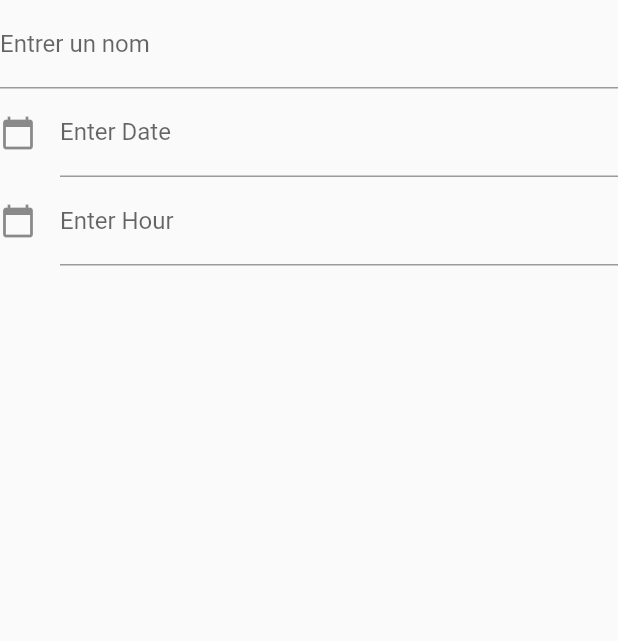
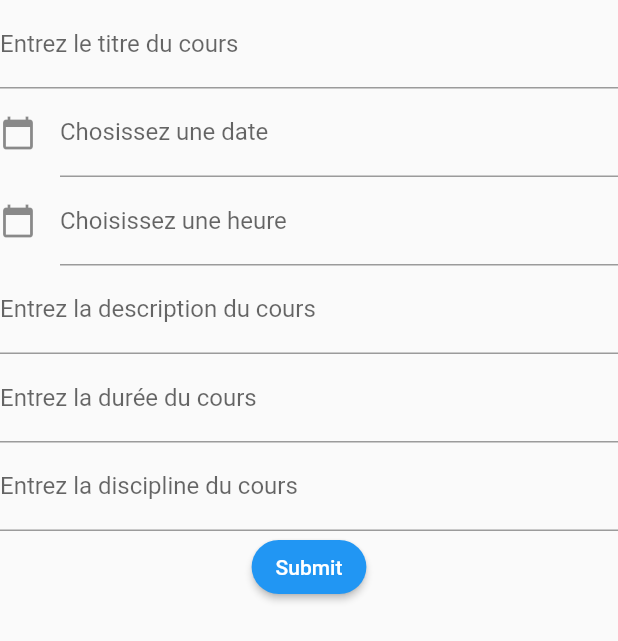
Before and after one commit to DuarteJules/Flutter_Ecurie, a Flutter app: the CourseForm widget shown alone on an empty page, opened directly, on a phone screen of 412 x 824 dp. Shown: the top 641 px of the screen. Run offline on Flutter 3.47's test engine with Material 2 defaults, Android fonts, the phone set to English and light mode, and no system bars; our stand-ins replace flutter_dotenv, font_awesome_flutter; missing offline and left inert: mongo_dart; accounts and stored records are empty.

Commit message:
form for creating courses by user

```diff
--- a/lib/models/course.dart
+++ b/lib/models/course.dart
@@ -2,12 +2,14 @@ class Course{
   late String title;
   late String description;
   late DateTime date;
+  late String hour;
   late int duration;
   late String discipline;
   late String place;
   late bool status;
   late String teacher;
-  late Object participants;
+  late List participants;
+  late DateTime createdAt;
 
   Course(this.title, this.description, this.date, this.duration,
       this.discipline, this.place, this.status);
--- a/lib/widgets/course_form.dart
+++ b/lib/widgets/course_form.dart
@@ -1,5 +1,10 @@
 import 'package:flutter/material.dart';
 import 'package:intl/intl.dart';
+
+import '../providers/mongodb.dart';
+
+// instance of MongoDB
+var mongodb = DBConnection.getInstance();
 
 class CourseForm extends StatefulWidget {
   const CourseForm({Key? key}) : super(key: key);
@@ -10,20 +15,50 @@ class CourseForm extends StatefulWidget {
 
 class _CourseFormState extends State<CourseForm> {
   final _formKey = GlobalKey<FormState>();
-  final nameController = TextEditingController();
-  final passwordController = TextEditingController();
   final titleController = TextEditingController();
   final descriptionController = TextEditingController();
   final dateController = TextEditingController();
   final hourController = TextEditingController();
+  final durationController = TextEditingController();
+  final disciplineController = TextEditingController();
+  final placeController = TextEditingController();
 
   @override
   void dispose() {
     // Clean up the controller when the widget is disposed.
-    nameController.dispose();
-    passwordController.dispose();
     titleController.dispose();
+    descriptionController.dispose();
+    dateController.dispose();
+    hourController.dispose();
+    durationController.dispose();
+    disciplineController.dispose();
+    placeController.dispose();
     super.dispose();
+  }
+
+  static _createCourse(
+      TextEditingController titleController,
+      TextEditingController descriptionController,
+      TextEditingController dateController,
+      TextEditingController hourController,
+      TextEditingController durationController,
+      TextEditingController disciplineController,
+      TextEditingController placeController) async {
+    var collection = mongodb.getCollection("courses");
+    var timestamp = DateTime.now();
+    collection.insertOne({
+      "title": titleController.text,
+      "description": descriptionController.text,
+      "date": dateController.text,
+      "hour": hourController.text,
+      "duration": durationController.text,
+      "discipline": disciplineController.text,
+      "place": placeController.text,
+      "status": 0,
+      "createdAt": timestamp,
+      "teacher": "François",
+      "participants": [],
+    });
   }
 
   @override
@@ -41,20 +76,20 @@ class _CourseFormState extends State<CourseForm> {
           // The validator receives the text that the user has entered.
           decoration: const InputDecoration(
             border: UnderlineInputBorder(),
-            labelText: 'Entrer un nom',
+            labelText: 'Entrez le titre du cours',
           ),
           validator: (value) {
             if (value == null || value.isEmpty) {
-              return "Entrer du texte s'il vous plait";
+              return "Entrez du texte s'il vous plait";
             }
           },
-          controller: nameController,
+          controller: titleController,
         ),
         TextField(
           controller: dateController, //editing controller of this TextField
           decoration: const InputDecoration(
               icon: Icon(Icons.calendar_today), //icon of text field
-              labelText: "Enter Date" //label text of field
+              labelText: "Chosissez une date" //label text of field
               ),
           readOnly: true, //set it true, so that user will not able to edit text
           onTap: () async {
@@ -65,12 +100,8 @@ class _CourseFormState extends State<CourseForm> {
                     .now(), //DateTime.now() - not to allow to choose before today.
                 lastDate: DateTime(2101));
             if (pickedDate != null) {
-              print(
-                  pickedDate); //pickedDate output format => 2021-03-10 00:00:00.000
               String formattedDate =
                   DateFormat('yyyy-MM-dd').format(pickedDate);
-              print(
-                  formattedDate); //formatted date output using intl package =>  2021-03-16
               setState(() {
                 dateController.text =
                     formattedDate; //set output date to TextField value.
@@ -84,7 +115,7 @@ class _CourseFormState extends State<CourseForm> {
           controller: hourController, //editing controller of this TextField
           decoration: const InputDecoration(
               icon: Icon(Icons.calendar_today), //icon of text field
-              labelText: "Enter Hour" //label text of field
+              labelText: "Choisissez une heure" //label text of field
               ),
           readOnly: true, //set it true, so that user will not able to edit text
           onTap: () async {
@@ -108,6 +139,66 @@ class _CourseFormState extends State<CourseForm> {
             }
           },
         ),
+        TextFormField(
+          // The validator receives the text that the user has entered.
+          decoration: const InputDecoration(
+            border: UnderlineInputBorder(),
+            labelText: 'Entrez la description du cours',
+          ),
+          validator: (value) {
+            if (value == null || value.isEmpty) {
+              return "Entrez du texte s'il vous plait";
+            }
+          },
+          controller: descriptionController,
+        ),
+        TextFormField(
+          // The validator receives the text that the user has entered.
+          decoration: const InputDecoration(
+            border: UnderlineInputBorder(),
+            labelText: 'Entrez la durée du cours',
+          ),
+          validator: (value) {
+            if (value == null || value.isEmpty) {
+              return "Entrez une durée s'il vous plaît";
+            }
+          },
+          controller: durationController,
+        ),
+        TextFormField(
+          // The validator receives the text that the user has entered.
+          decoration: const InputDecoration(
+            border: UnderlineInputBorder(),
+            labelText: 'Entrez la discipline du cours',
+          ),
+          validator: (value) {
+            if (value == null || value.isEmpty) {
+              return "Entrez du texte s'il vous plait";
+            }
+          },
+          controller: disciplineController,
+        ),
+        ElevatedButton(
+          onPressed: () async {
+            // Validate returns true if the form is valid, or false otherwise.
+            if (_formKey.currentState!.validate()) {
+              ScaffoldMessenger.of(context).showSnackBar(
+                const SnackBar(content: Text('Le cours a bien été créé')),
+              );
+              await _createCourse(
+                  titleController,
+                  descriptionController,
+                  dateController,
+                  hourController,
+                  durationController,
+                  disciplineController,
+                  placeController);
+              Navigator.pop(context);
+            }
+          },
+          style: ElevatedButton.styleFrom(shape: const StadiumBorder()),
+          child: const Text('Submit'),
+        ),
       ]),
     );
   }
```
